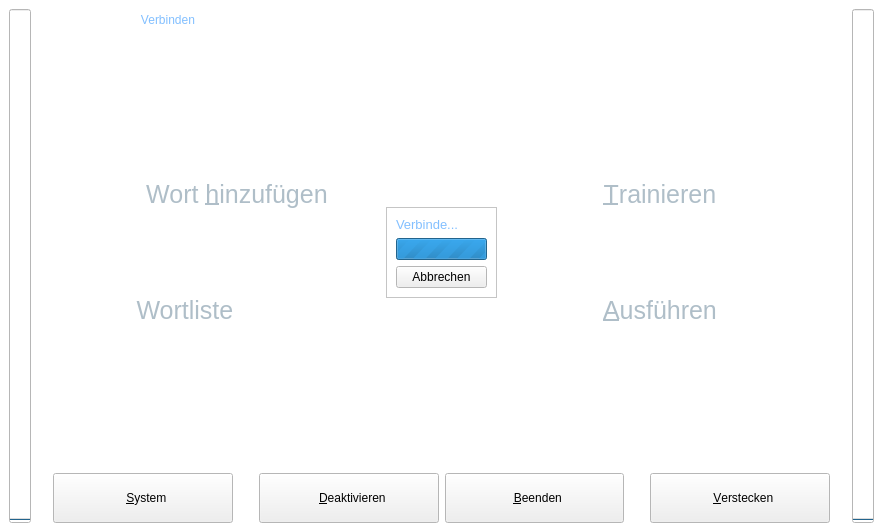
Above: ui/main.ui from KDE/simon before the change. Below: the same form after it.
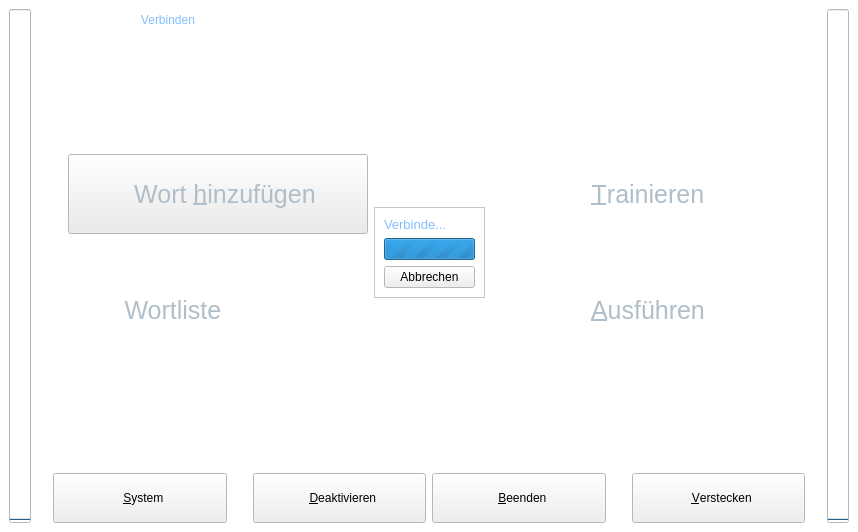
That is the form after the change. Icons and pictures are not drawn.

Diff of the .ui file:
```diff
--- a/ui/main.ui
+++ b/ui/main.ui
@@ -5,7 +5,7 @@
    <rect>
     <x>0</x>
     <y>0</y>
-    <width>883</width>
+    <width>858</width>
     <height>532</height>
    </rect>
   </property>
@@ -298,6 +298,15 @@
             <property name="palette" >
              <palette>
               <active>
+               <colorrole role="Button" >
+                <brush brushstyle="SolidPattern" >
+                 <color alpha="150" >
+                  <red>235</red>
+                  <green>235</green>
+                  <blue>235</blue>
+                 </color>
+                </brush>
+               </colorrole>
                <colorrole role="ButtonText" >
                 <brush brushstyle="SolidPattern" >
                  <color alpha="255" >
@@ -309,6 +318,15 @@
                </colorrole>
               </active>
               <inactive>
+               <colorrole role="Button" >
+                <brush brushstyle="SolidPattern" >
+                 <color alpha="150" >
+                  <red>235</red>
+                  <green>235</green>
+                  <blue>235</blue>
+                 </color>
+                </brush>
+               </colorrole>
                <colorrole role="ButtonText" >
                 <brush brushstyle="SolidPattern" >
                  <color alpha="255" >
@@ -320,6 +338,15 @@
                </colorrole>
               </inactive>
               <disabled>
+               <colorrole role="Button" >
+                <brush brushstyle="SolidPattern" >
+                 <color alpha="150" >
+                  <red>235</red>
+                  <green>235</green>
+                  <blue>235</blue>
+                 </color>
+                </brush>
+               </colorrole>
                <colorrole role="ButtonText" >
                 <brush brushstyle="SolidPattern" >
                  <color alpha="255" >
@@ -353,7 +380,7 @@
              </size>
             </property>
             <property name="flat" >
-             <bool>true</bool>
+             <bool>false</bool>
             </property>
            </widget>
           </item>
```
